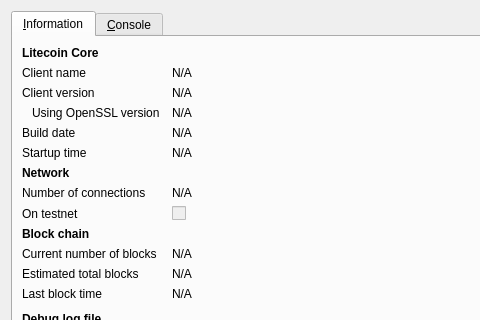
Old version of the form src/qt/forms/rpcconsole.ui in the repository MidasPaymentLTD/midascoin; both pictures show x 0 to 480 and y 0 to 320 of the 740 by 450 pixel window.
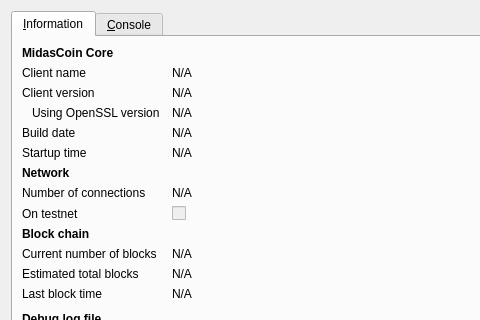
New version of the form. Icons and pictures are not drawn.

Commit message: s/Litecoin/MidasCoin/g

```diff
--- a/src/qt/forms/rpcconsole.ui
+++ b/src/qt/forms/rpcconsole.ui
@@ -36,7 +36,7 @@
           </font>
          </property>
          <property name="text">
-          <string>Litecoin Core</string>
+          <string>MidasCoin Core</string>
          </property>
         </widget>
        </item>
```
Left out of the diff: 6 changed lines with no effect on the pictures. The commit also changes 177 other files.
